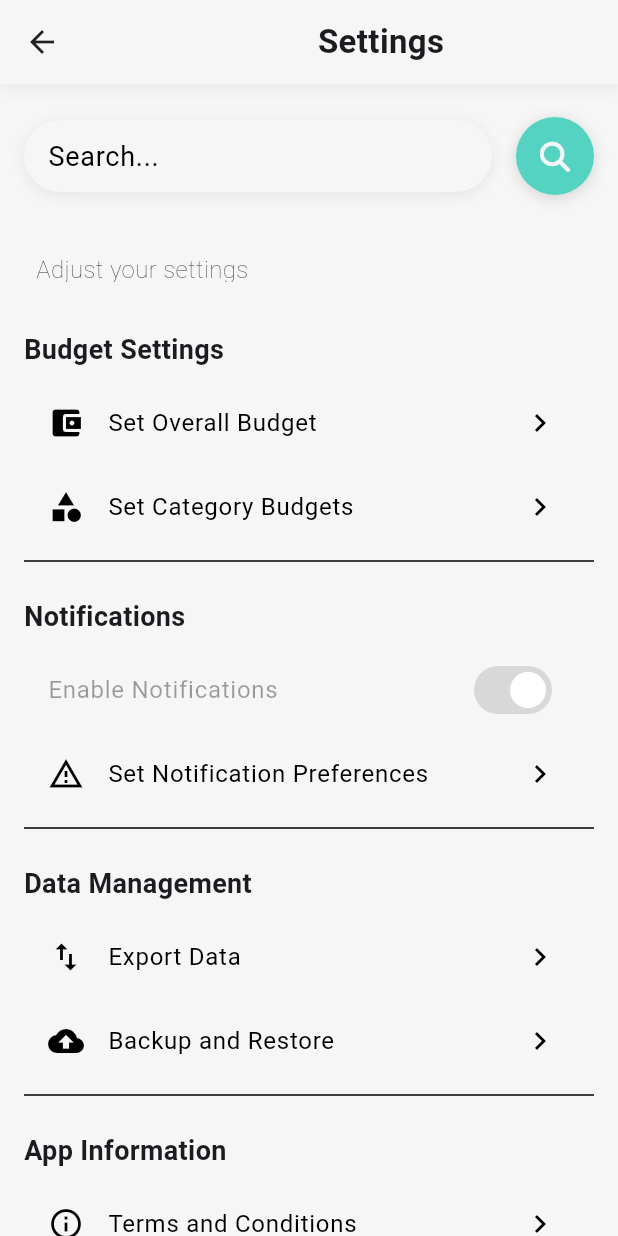
After one commit to uto100833/cost_wave, a Flutter app: the SettingPage screen opened directly, on a phone screen of 412 x 824 dp. The commit adds this screen. Run offline on Flutter 3.47's test engine with Material 3 defaults, Android fonts, the phone set to English and light mode, and no system bars; our stand-ins replace firebase_auth, firebase_core, fl_chart, font_awesome_flutter; accounts and stored records are empty; Roboto replaces fonts that are missing (WorkSans).

Commit message:
add setting view

```diff
--- /dev/null
+++ b/cost_wave/lib/screen/ settings/setting_page.dart
@@ -0,0 +1,320 @@
+import 'package:cost_wave/app_theme.dart';
+import 'package:flutter/material.dart';
+import 'package:font_awesome_flutter/font_awesome_flutter.dart';
+
+class SettingPage extends StatefulWidget {
+  const SettingPage({super.key, this.animationController});
+
+  final AnimationController? animationController;
+
+  @override
+  _SettingPageState createState() => _SettingPageState();
+}
+
+class _SettingPageState extends State<SettingPage>
+    with TickerProviderStateMixin {
+  final ScrollController _scrollController = ScrollController();
+
+  @override
+  Widget build(BuildContext context) {
+    return Theme(
+      data: AppTheme.buildLightTheme(),
+      child: Scaffold(
+        body: Stack(
+          children: <Widget>[
+            InkWell(
+              splashColor: Colors.transparent,
+              focusColor: Colors.transparent,
+              highlightColor: Colors.transparent,
+              hoverColor: Colors.transparent,
+              onTap: () {
+                FocusScope.of(context).requestFocus(FocusNode());
+              },
+              child: Column(
+                children: <Widget>[
+                  getAppBarUI(),
+                  Expanded(
+                    child: NestedScrollView(
+                      controller: _scrollController,
+                      headerSliverBuilder:
+                          (BuildContext context, bool innerBoxIsScrolled) {
+                        return <Widget>[
+                          SliverList(
+                            delegate: SliverChildBuilderDelegate(
+                                (BuildContext context, int index) {
+                              return Column(
+                                children: <Widget>[
+                                  getSearchBarUI(),
+                                ],
+                              );
+                            }, childCount: 1),
+                          ),
+                          SliverPersistentHeader(
+                            pinned: true,
+                            floating: true,
+                            delegate: ContestTabHeader(
+                              getFilterBarUI(),
+                            ),
+                          ),
+                        ];
+                      },
+                      body: ListView(
+                        padding: const EdgeInsets.all(16.0),
+                        children: <Widget>[
+                          getSettingsSection("Budget Settings", const [
+                            ListTile(
+                              leading: Icon(Icons.account_balance_wallet),
+                              title: Text('Set Overall Budget'),
+                              trailing: Icon(Icons.chevron_right),
+                            ),
+                            ListTile(
+                              leading: Icon(Icons.category),
+                              title: Text('Set Category Budgets'),
+                              trailing: Icon(Icons.chevron_right),
+                            ),
+                          ]),
+                          getSettingsSection("Notifications", const [
+                            SwitchListTile(
+                              title: Text('Enable Notifications'),
+                              value: true,
+                              onChanged: null,
+                            ),
+                            ListTile(
+                              leading: Icon(Icons.warning_amber_outlined),
+                              title: Text('Set Notification Preferences'),
+                              trailing: Icon(Icons.chevron_right),
+                            ),
+                          ]),
+                          getSettingsSection("Data Management", const [
+                            ListTile(
+                              leading: Icon(Icons.import_export),
+                              title: Text('Export Data'),
+                              trailing: Icon(Icons.chevron_right),
+                            ),
+                            ListTile(
+                              leading: Icon(Icons.backup),
+                              title: Text('Backup and Restore'),
+                              trailing: Icon(Icons.chevron_right),
+                            ),
+                          ]),
+                          getSettingsSection("App Information", const [
+                            ListTile(
+                              leading: Icon(Icons.info_outline),
+                              title: Text('Terms and Conditions'),
+                              trailing: Icon(Icons.chevron_right),
+                            ),
+                            ListTile(
+                              leading: Icon(Icons.info),
+                              title: Text('App Version'),
+                              trailing: Text('1.0.0'),
+                            ),
+                          ]),
+                        ],
+                      ),
+                    ),
+                  )
+                ],
+              ),
+            ),
+          ],
+        ),
+      ),
+    );
+  }
+
+  Widget getSettingsSection(String title, List<Widget> children) {
+    return Padding(
+      padding: const EdgeInsets.only(bottom: 16.0),
+      child: Column(
+        crossAxisAlignment: CrossAxisAlignment.start,
+        children: <Widget>[
+          Text(
+            title,
+            style: const TextStyle(
+              fontWeight: FontWeight.bold,
+              fontSize: 18,
+            ),
+          ),
+          const SizedBox(height: 8.0),
+          ...children,
+          const Divider(),
+        ],
+      ),
+    );
+  }
+
+  Widget getSearchBarUI() {
+    return Padding(
+      padding: const EdgeInsets.all(16.0),
+      child: Row(
+        children: <Widget>[
+          Expanded(
+            child: Padding(
+              padding: const EdgeInsets.only(right: 16, top: 8, bottom: 8),
+              child: Container(
+                decoration: BoxDecoration(
+                  color: AppTheme.buildLightTheme().scaffoldBackgroundColor,
+                  borderRadius: const BorderRadius.all(
+                    Radius.circular(38.0),
+                  ),
+                  boxShadow: <BoxShadow>[
+                    BoxShadow(
+                        color: Colors.grey.withOpacity(0.2),
+                        offset: const Offset(0, 2),
+                        blurRadius: 8.0),
+                  ],
+                ),
+                child: Padding(
+                  padding: const EdgeInsets.symmetric(horizontal: 16),
+                  child: TextField(
+                    onChanged: (String txt) {},
+                    style: const TextStyle(fontSize: 18),
+                    cursorColor: AppTheme.buildLightTheme().primaryColor,
+                    decoration: const InputDecoration(
+                      border: InputBorder.none,
+                      hintText: 'Search...',
+                    ),
+                  ),
+                ),
+              ),
+            ),
+          ),
+          Container(
+            decoration: BoxDecoration(
+              color: AppTheme.buildLightTheme().primaryColor,
+              borderRadius: const BorderRadius.all(
+                Radius.circular(38.0),
+              ),
+              boxShadow: <BoxShadow>[
+                BoxShadow(
+                    color: Colors.grey.withOpacity(0.4),
+                    offset: const Offset(0, 2),
+                    blurRadius: 8.0),
+              ],
+            ),
+            child: Material(
+              color: Colors.transparent,
+              child: InkWell(
+                borderRadius: const BorderRadius.all(
+                  Radius.circular(32.0),
+                ),
+                onTap: () {
+                  FocusScope.of(context).requestFocus(FocusNode());
+                },
+                child: Padding(
+                  padding: const EdgeInsets.all(16.0),
+                  child: Icon(FontAwesomeIcons.magnifyingGlass,
+                      size: 20,
+                      color:
+                          AppTheme.buildLightTheme().scaffoldBackgroundColor),
+                ),
+              ),
+            ),
+          ),
+        ],
+      ),
+    );
+  }
+
+  Widget getFilterBarUI() {
+    return Container(
+      color: AppTheme.buildLightTheme().scaffoldBackgroundColor,
+      child: const Padding(
+        padding: EdgeInsets.symmetric(horizontal: 16, vertical: 8),
+        child: Row(
+          children: <Widget>[
+            Expanded(
+              child: Padding(
+                padding: EdgeInsets.all(8.0),
+                child: Text(
+                  'Adjust your settings',
+                  style: TextStyle(
+                    fontWeight: FontWeight.w100,
+                    fontSize: 16,
+                  ),
+                ),
+              ),
+            ),
+          ],
+        ),
+      ),
+    );
+  }
+
+  Widget getAppBarUI() {
+    return Container(
+      decoration: BoxDecoration(
+        color: AppTheme.buildLightTheme().scaffoldBackgroundColor,
+        boxShadow: <BoxShadow>[
+          BoxShadow(
+              color: Colors.grey.withOpacity(0.2),
+              offset: const Offset(0, 2),
+              blurRadius: 8.0),
+        ],
+      ),
+      child: Padding(
+        padding: EdgeInsets.only(
+            top: MediaQuery.of(context).padding.top, left: 8, right: 8),
+        child: Row(
+          children: <Widget>[
+            Container(
+              alignment: Alignment.centerLeft,
+              width: AppBar().preferredSize.height + 40,
+              height: AppBar().preferredSize.height,
+              child: Material(
+                color: Colors.transparent,
+                child: InkWell(
+                  borderRadius: const BorderRadius.all(
+                    Radius.circular(32.0),
+                  ),
+                  onTap: () {
+                    Navigator.pop(context);
+                  },
+                  child: const Padding(
+                    padding: EdgeInsets.all(8.0),
+                    child: Icon(Icons.arrow_back),
+                  ),
+                ),
+              ),
+            ),
+            const Expanded(
+              child: Center(
+                child: Text(
+                  'Settings',
+                  style: TextStyle(
+                    fontWeight: FontWeight.w600,
+                    fontSize: 22,
+                  ),
+                ),
+              ),
+            ),
+          ],
+        ),
+      ),
+    );
+  }
+}
+
+class ContestTabHeader extends SliverPersistentHeaderDelegate {
+  ContestTabHeader(
+    this.searchUI,
+  );
+  final Widget searchUI;
+
+  @override
+  Widget build(
+      BuildContext context, double shrinkOffset, bool overlapsContent) {
+    return searchUI;
+  }
+
+  @override
+  double get maxExtent => 52.0;
+
+  @override
+  double get minExtent => 52.0;
+
+  @override
+  bool shouldRebuild(SliverPersistentHeaderDelegate oldDelegate) {
+    return false;
+  }
+}
--- /dev/null
+++ b/cost_wave/lib/screen/ settings/widgets/category_budget_setting_tile.dart
@@ -0,0 +1,17 @@
+import 'package:flutter/material.dart';
+
+class CategoryBudgetSettingTile extends StatelessWidget {
+  const CategoryBudgetSettingTile({super.key});
+
+  @override
+  Widget build(BuildContext context) {
+    return ListTile(
+      title: const Text('Set Category Budgets'),
+      subtitle: const Text('Set goals for each spending category.'),
+      trailing: const Icon(Icons.category),
+      onTap: () {
+        // Category budget setting logic
+      },
+    );
+  }
+}
```
Also changed, not shown: cost_wave/lib/screen/ settings/widgets/budget_setting_tile.dart (added, +17 -0 lines), cost_wave/lib/screen/ settings/widgets/notification_toggle_tile.dart (added, +26 -0 lines), cost_wave/lib/screen/ settings/widgets/setting_section.dart (added, +34 -0 lines), cost_wave/lib/screen/home/home_page.dart (+0 -50 lines), cost_wave/lib/screen/navigation_screen.dart (+12 -1 lines).
